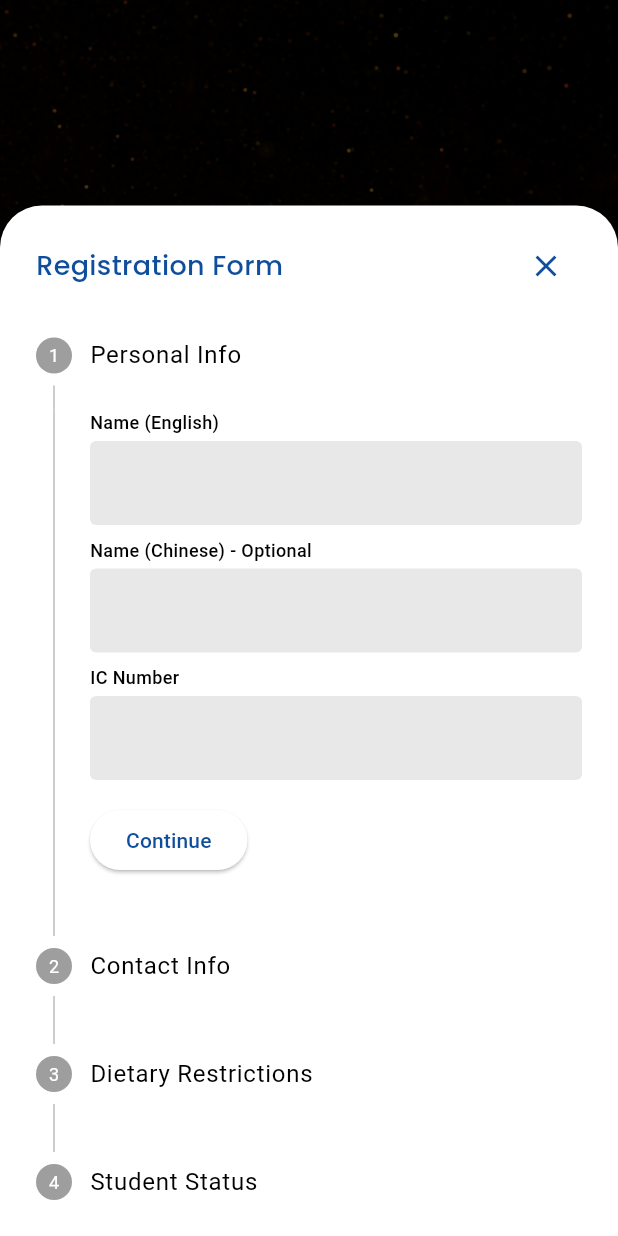
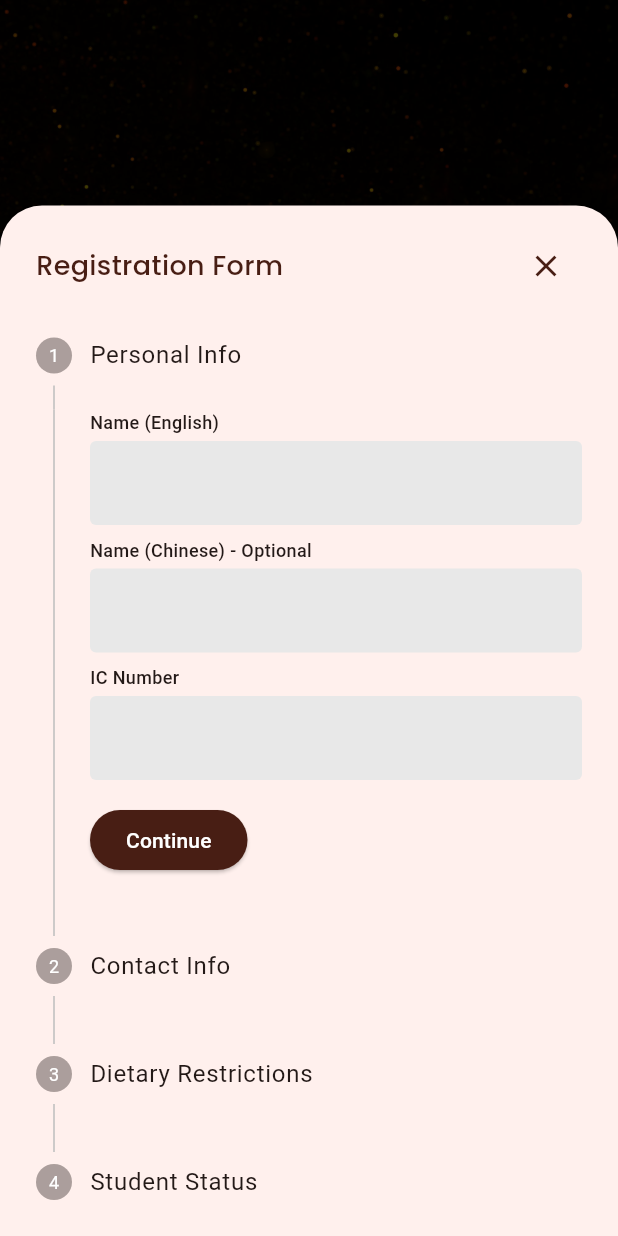
Before and after one commit to junsiong2008/cw_bsmm, a Flutter app: the screen it shows after launch, after a tap on "Register", on a phone screen of 412 x 824 dp. Run offline on Flutter 3.47's test engine with Material 3 defaults, Android fonts, the phone set to English and light mode, and no system bars; drawn by our look-alikes of flutter_countdown_timer, simple_gradient_text; our stand-ins replace cloud_firestore, firebase_analytics, firebase_core, lottie; missing offline and left inert: firebase_app_check; accounts and stored records are empty; statements that could not run were skipped.

Commit message:
Updated primary colour and style

```diff
--- a/lib/components/ui/registration_form.dart
+++ b/lib/components/ui/registration_form.dart
@@ -6,6 +6,7 @@ import 'package:cw_bsmm/models/participant.dart';
 import 'package:cw_bsmm/providers/registration_form_provider.dart';
 import 'package:cw_bsmm/providers/registration_state_provider.dart';
 import 'package:cw_bsmm/services/analytics.dart';
+import 'package:cw_bsmm/shared/constants.dart';
 import 'package:flutter/material.dart';
 import 'package:provider/provider.dart';
 
@@ -269,6 +270,10 @@ class _RegistrationFormState extends State<RegistrationForm> {
                 child: Row(
                   children: [
                     ElevatedButton(
+                      style: ElevatedButton.styleFrom(
+                        backgroundColor: kPrimaryColor,
+                        foregroundColor: Colors.white,
+                      ),
                       onPressed: details.onStepContinue,
                       child: const Text('Continue'),
                     ),
@@ -284,6 +289,10 @@ class _RegistrationFormState extends State<RegistrationForm> {
                         Row(
                           children: [
                             ElevatedButton(
+                              style: ElevatedButton.styleFrom(
+                                backgroundColor: kPrimaryColor,
+                                foregroundColor: Colors.white,
+                              ),
                               onPressed: () async {
                                 // Experimental Code
                                 var registrationStateProvider =
@@ -315,6 +324,10 @@ class _RegistrationFormState extends State<RegistrationForm> {
                     child: Row(
                       children: [
                         ElevatedButton(
+                          style: ElevatedButton.styleFrom(
+                            backgroundColor: kPrimaryColor,
+                            foregroundColor: Colors.white,
+                          ),
                           onPressed: details.onStepContinue,
                           child: const Text('Continue'),
                         ),
--- a/lib/main.dart
+++ b/lib/main.dart
@@ -45,8 +45,9 @@ class MyApp extends StatelessWidget {
       title: 'BSMM 55th Enrolment Ceremony',
       theme: ThemeData(
         fontFamily: 'Roboto',
-        colorScheme: ColorScheme.fromSwatch().copyWith(
-          primary: kPrimaryColor,
+        colorScheme: ColorScheme.fromSeed(
+          seedColor: kPrimaryColor,
+          brightness: Brightness.light,
         ),
       ),
       home: const HomePage(),
--- a/lib/shared/constants.dart
+++ b/lib/shared/constants.dart
@@ -1,6 +1,6 @@
 import 'package:flutter/material.dart';
 
-const Color kPrimaryColor = Color(0xFF0F4E9D);
+const Color kPrimaryColor = Color(0xFF481E14);
 
 const TextStyle kCountdownSubtitleTextStyle = TextStyle(
   color: Colors.white54,
```
